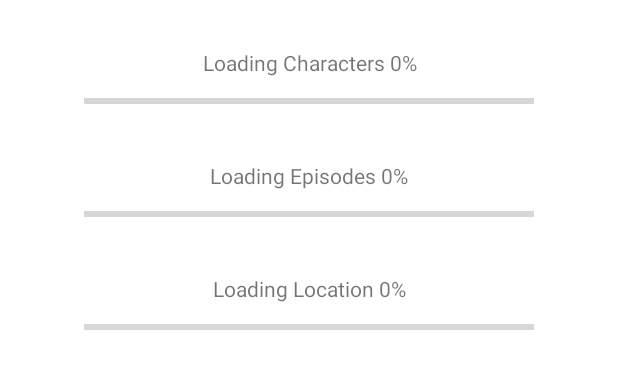
After one commit to vazovsky17/RickAndMorty, an Android app: the layout fragment_loading.xml on its own in the app's theme, with its tools: preview values and no code run, on a phone screen of 412 x 824 dp. The commit adds this screen. Shown: the top 369 px of the screen. Run offline under Robolectric (Android 15) with nearby library versions, the phone set to English and light mode, and no system bars.

Commit message:
Added Loading Fragment with check download state

```diff
--- /dev/null
+++ b/app/src/main/java/app/vazovsky/rick_and_morty/data/model/StateDownloadProgress.kt
@@ -0,0 +1,6 @@
+package app.vazovsky.rick_and_morty.data.model
+
+sealed class StateDownloadProgress {
+    class Progress(var progress: Int) : StateDownloadProgress()
+    class Error(var error: String) : StateDownloadProgress()
+}
--- a/app/src/main/java/app/vazovsky/rick_and_morty/di/module/FragmentModule.kt
+++ b/app/src/main/java/app/vazovsky/rick_and_morty/di/module/FragmentModule.kt
@@ -4,6 +4,7 @@ import app.vazovsky.rick_and_morty.presentation.character.detail.CharacterDetail
 import app.vazovsky.rick_and_morty.presentation.character.list.CharacterListFragment
 import app.vazovsky.rick_and_morty.presentation.episode.detail.EpisodeDetailFragment
 import app.vazovsky.rick_and_morty.presentation.episode.list.EpisodeListFragment
+import app.vazovsky.rick_and_morty.presentation.loading.LoadingFragment
 import app.vazovsky.rick_and_morty.presentation.location.detail.LocationDetailFragment
 import app.vazovsky.rick_and_morty.presentation.location.list.LocationListFragment
 import dagger.Module
@@ -11,6 +12,11 @@ import dagger.android.ContributesAndroidInjector
 
 @Module
 abstract class FragmentModule {
+
+    /** LOADING */
+    @ContributesAndroidInjector
+    abstract fun loadingFragment(): LoadingFragment
+
     /** CHARACTER */
     @ContributesAndroidInjector
     abstract fun characterDetailFragment(): CharacterDetailFragment
--- a/app/src/main/java/app/vazovsky/rick_and_morty/presentation/character/list/CharacterListFragment.kt
+++ b/app/src/main/java/app/vazovsky/rick_and_morty/presentation/character/list/CharacterListFragment.kt
@@ -22,8 +22,6 @@ class CharacterListFragment : BaseFragment(R.layout.fragment_character_list) {
 
     override fun onCreate(savedInstanceState: Bundle?) {
         super.onCreate(savedInstanceState)
-        Toast.makeText(requireContext(), "Внимание! Первая загрузка данных может быть долгой. Ожидайте.", Toast.LENGTH_SHORT)
-            .show()
         viewModel.loadCharacters()
         viewModel.subscribeToCharacters(requireContext())
     }
--- a/app/src/main/java/app/vazovsky/rick_and_morty/presentation/episode/list/EpisodeListFragment.kt
+++ b/app/src/main/java/app/vazovsky/rick_and_morty/presentation/episode/list/EpisodeListFragment.kt
@@ -21,8 +21,6 @@ class EpisodeListFragment : BaseFragment(R.layout.fragment_episode_list) {
 
     override fun onCreate(savedInstanceState: Bundle?) {
         super.onCreate(savedInstanceState)
-        Toast.makeText(requireContext(), "Внимание! Первая загрузка данных может быть долгой. Ожидайте.", Toast.LENGTH_SHORT)
-            .show()
         viewModel.loadEpisodes()
         viewModel.subscribeToEpisodes(requireContext())
     }
--- a/app/src/main/java/app/vazovsky/rick_and_morty/presentation/location/list/LocationListFragment.kt
+++ b/app/src/main/java/app/vazovsky/rick_and_morty/presentation/location/list/LocationListFragment.kt
@@ -2,7 +2,6 @@ package app.vazovsky.rick_and_morty.presentation.location.list
 
 import android.os.Bundle
 import android.view.View
-import android.widget.Toast
 import androidx.navigation.fragment.findNavController
 import app.vazovsky.rick_and_morty.R
 import app.vazovsky.rick_and_morty.data.db.entity.LocationEntity
@@ -21,8 +20,6 @@ class LocationListFragment : BaseFragment(R.layout.fragment_location_list) {
 
     override fun onCreate(savedInstanceState: Bundle?) {
         super.onCreate(savedInstanceState)
-        Toast.makeText(requireContext(), "Внимание! Первая загрузка данных может быть долгой. Ожидайте.", Toast.LENGTH_SHORT)
-            .show()
         viewModel.loadLocations()
         viewModel.subscribeToLocations(requireContext())
     }
--- a/app/src/main/res/layout/custom_view_flipper.xml
+++ b/app/src/main/res/layout/custom_view_flipper.xml
@@ -29,7 +29,7 @@
             android:layout_width="wrap_content"
             android:layout_height="wrap_content"
             android:layout_marginTop="8dp"
-            android:text="@string/text_view_reload" />
+            android:text="@string/button_reload" />
     </LinearLayout>
 
 </merge>
--- /dev/null
+++ b/app/src/main/res/layout/fragment_loading.xml
@@ -0,0 +1,76 @@
+<?xml version="1.0" encoding="utf-8"?>
+<androidx.constraintlayout.widget.ConstraintLayout xmlns:android="http://schemas.android.com/apk/res/android"
+    xmlns:app="http://schemas.android.com/apk/res-auto"
+    android:layout_width="match_parent"
+    android:layout_height="match_parent">
+
+    <TextView
+        android:id="@+id/textViewProgressCharacters"
+        android:layout_width="match_parent"
+        android:layout_height="wrap_content"
+        android:layout_marginTop="@dimen/indent_32"
+        android:text="@string/loading_characters"
+        android:textAlignment="center"
+        app:layout_constraintTop_toTopOf="parent" />
+
+    <ProgressBar
+        android:id="@+id/progressBarCharacters"
+        style="?android:attr/progressBarStyleHorizontal"
+        android:layout_width="300dp"
+        android:layout_height="wrap_content"
+        android:layout_marginTop="@dimen/indent_8"
+        android:max="100"
+        app:layout_constraintEnd_toEndOf="@id/textViewProgressCharacters"
+        app:layout_constraintStart_toStartOf="@id/textViewProgressCharacters"
+        app:layout_constraintTop_toBottomOf="@id/textViewProgressCharacters" />
+
+    <TextView
+        android:id="@+id/textViewProgressEpisodes"
+        android:layout_width="match_parent"
+        android:layout_height="wrap_content"
+        android:layout_marginTop="@dimen/indent_32"
+        android:text="@string/loading_episodes"
+        android:textAlignment="center"
+        app:layout_constraintTop_toBottomOf="@id/progressBarCharacters" />
+
+    <ProgressBar
+        android:id="@+id/progressBarEpisodes"
+        style="?android:attr/progressBarStyleHorizontal"
+        android:layout_width="300dp"
+        android:layout_height="wrap_content"
+        android:layout_marginTop="@dimen/indent_8"
+        android:max="100"
+        app:layout_constraintEnd_toEndOf="@id/textViewProgressEpisodes"
+        app:layout_constraintStart_toStartOf="@id/textViewProgressEpisodes"
+        app:layout_constraintTop_toBottomOf="@id/textViewProgressEpisodes" />
+
+    <TextView
+        android:id="@+id/textViewProgressLocations"
+        android:layout_width="match_parent"
+        android:layout_height="wrap_content"
+        android:layout_marginTop="@dimen/indent_32"
+        android:text="@string/loading_locations"
+        android:textAlignment="center"
+        app:layout_constraintTop_toBottomOf="@id/progressBarEpisodes" />
+
+    <ProgressBar
+        android:id="@+id/progressBarLocations"
+        style="?android:attr/progressBarStyleHorizontal"
+        android:layout_width="300dp"
+        android:layout_height="wrap_content"
+        android:layout_marginTop="@dimen/indent_8"
+        android:max="100"
+        app:layout_constraintEnd_toEndOf="@id/textViewProgressLocations"
+        app:layout_constraintStart_toStartOf="@id/textViewProgressLocations"
+        app:layout_constraintTop_toBottomOf="@id/textViewProgressLocations" />
+
+    <com.google.android.material.button.MaterialButton
+        android:id="@+id/buttonReload"
+        android:layout_width="wrap_content"
+        android:layout_height="wrap_content"
+        android:text="@string/button_reload"
+        android:visibility="gone"
+        app:layout_constraintBottom_toBottomOf="parent"
+        app:layout_constraintEnd_toEndOf="parent"
+        app:layout_constraintStart_toStartOf="parent" />
+</androidx.constraintlayout.widget.ConstraintLayout>
--- a/app/src/main/res/values/dimens.xml
+++ b/app/src/main/res/values/dimens.xml
@@ -3,4 +3,5 @@
     <dimen name="indent_16">16dp</dimen>
     <dimen name="indent_8">8dp</dimen>
     <dimen name="indent_4">4dp</dimen>
+    <dimen name="indent_32">32dp</dimen>
 </resources>
--- a/app/src/main/res/values/strings.xml
+++ b/app/src/main/res/values/strings.xml
@@ -3,7 +3,7 @@
 
     <!-- Custom ViewFlipper -->
     <string name="text_view_error">Error</string>
-    <string name="text_view_reload">Reload</string>
+    <string name="button_reload">Reload</string>
 
     <!-- Image description -->
     <string name="image_view_character_image">Character image</string>
@@ -12,4 +12,9 @@
     <string name="title_characters">Characters</string>
     <string name="title_episodes">Episodes</string>
     <string name="title_locations">Locations</string>
+
+    <!-- Progress -->
+    <string name="loading_characters">Loading Characters 0%</string>
+    <string name="loading_episodes">Loading Episodes 0%</string>
+    <string name="loading_locations">Loading Location 0%</string>
 </resources>
```
Also changed, not shown: app/src/main/java/app/vazovsky/rick_and_morty/di/module/ViewModelModule.kt (+8 -0 lines), app/src/main/java/app/vazovsky/rick_and_morty/presentation/character/list/CharacterListViewModel.kt (+0 -11 lines), app/src/main/java/app/vazovsky/rick_and_morty/presentation/episode/list/EpisodeListViewModel.kt (+0 -9 lines), app/src/main/java/app/vazovsky/rick_and_morty/presentation/loading/LoadingFragment.kt (+70 -1 lines), app/src/main/java/app/vazovsky/rick_and_morty/presentation/loading/LoadingViewModel.kt (+109 -1 lines), app/src/main/java/app/vazovsky/rick_and_morty/presentation/location/list/LocationListViewModel.kt (+0 -9 lines), app/src/main/res/navigation/nav_graph.xml (+9 -2 lines).
